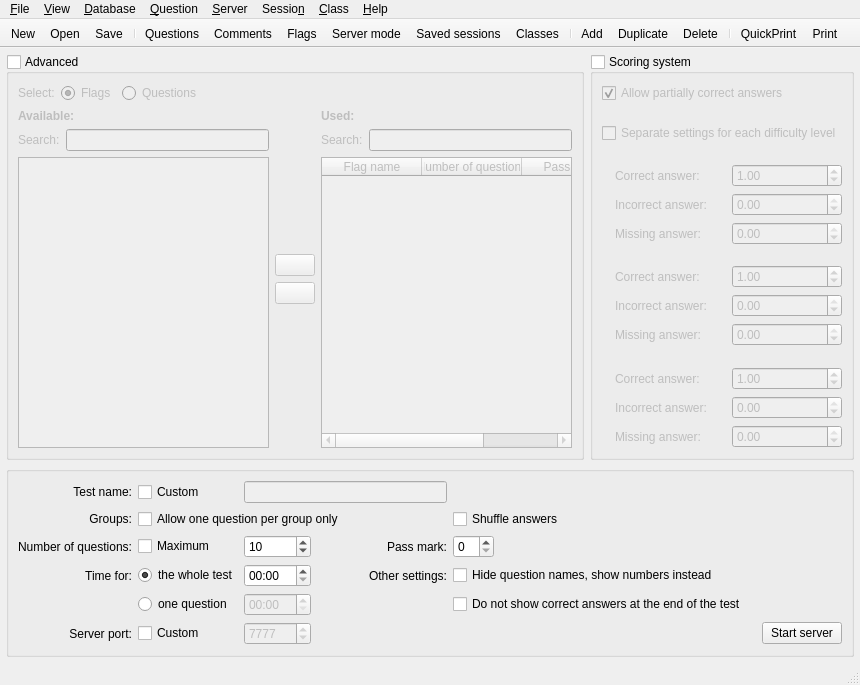
The window that iTestServer/main_window_v2.ui (michal-tomlein/itest) describes before a commit, drawn with Qt 5.
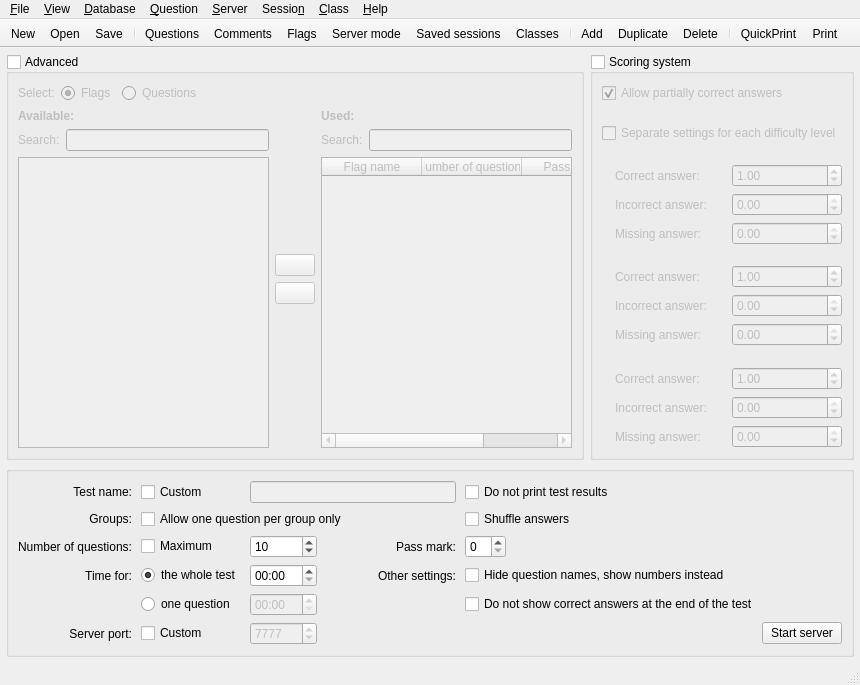
The same window after the commit. The open tabs and pages were chosen to show the change. Icons and pictures are not drawn. Custom widgets are drawn as their Qt base class.

Commit message: added the "Do not print test results" option, updated the build script

Diff of the .ui file:
```diff
--- a/iTestServer/main_window_v2.ui
+++ b/iTestServer/main_window_v2.ui
@@ -2603,6 +2603,12 @@
            </sizepolicy>
           </property>
           <layout class="QGridLayout" >
+           <property name="horizontalSpacing" >
+            <number>9</number>
+           </property>
+           <property name="verticalSpacing" >
+            <number>6</number>
+           </property>
            <item row="0" column="0" >
             <widget class="QLabel" name="label_test_name" >
              <property name="text" >
@@ -2883,6 +2889,16 @@
              </property>
             </spacer>
            </item>
+           <item row="0" column="4" colspan="3" >
+            <widget class="QCheckBox" name="TSDoNotPrintResultsCheckBox" >
+             <property name="statusTip" >
+              <string>Do not print test results automatically</string>
+             </property>
+             <property name="text" >
+              <string>Do not print test results</string>
+             </property>
+            </widget>
+           </item>
           </layout>
          </widget>
         </item>
```
The commit also changes 10 other files.
